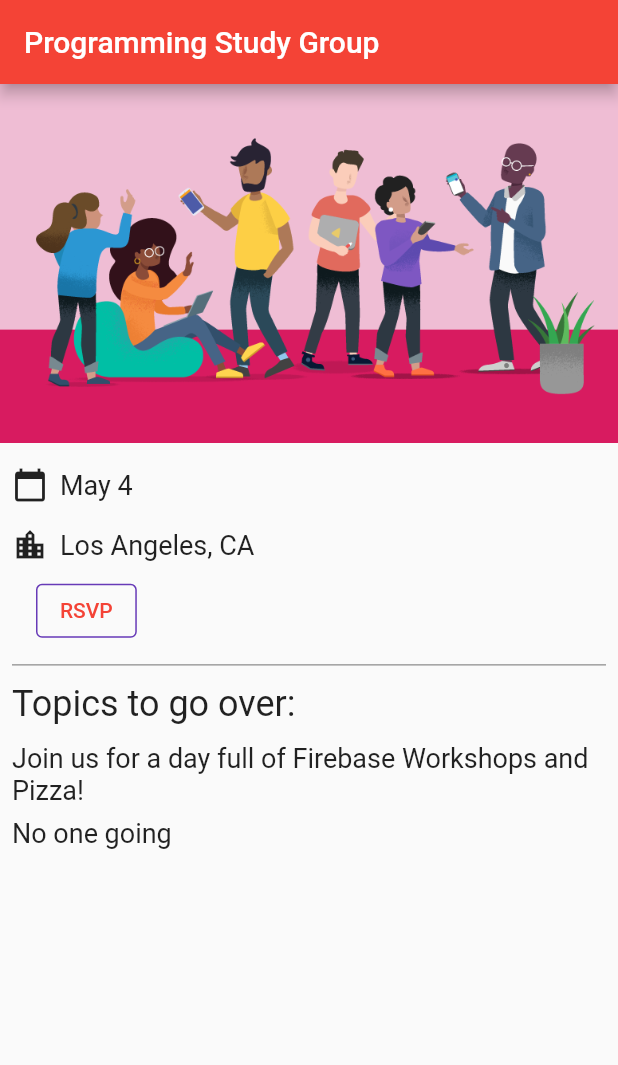
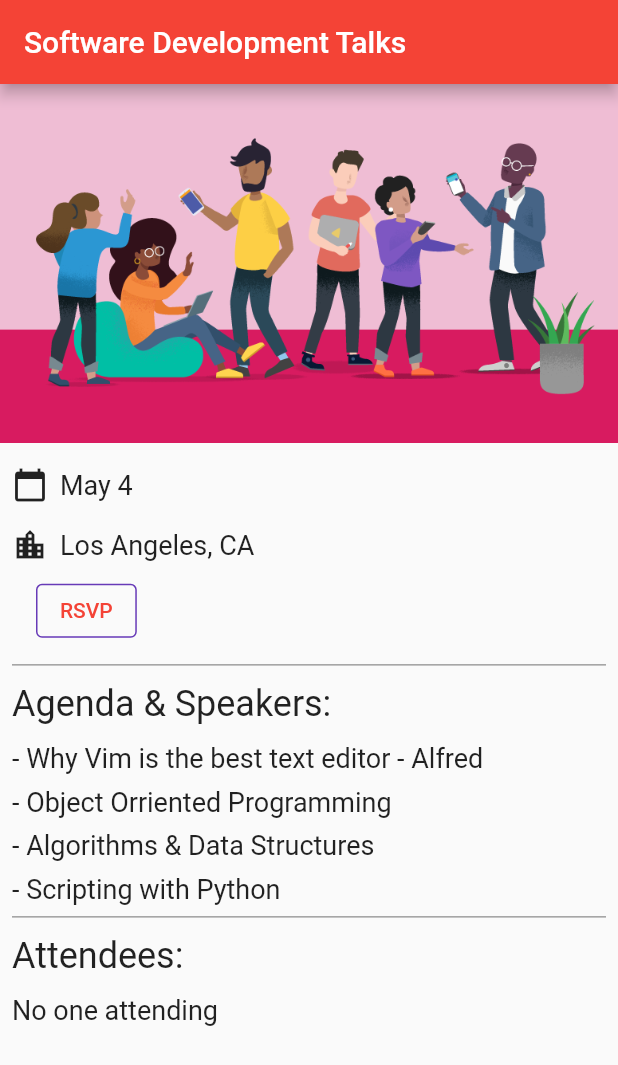
Before and after one commit to C-Dev66/RSVPGuestbookChatApp, a Flutter app: the screen it shows after launch, on a phone screen of 412 x 824 dp. Shown: the top 1065 px of the screen. Run offline on Flutter 3.47's test engine with Material 2 defaults, Android fonts, the phone set to English and light mode, and no system bars; our stand-ins replace cloud_firestore, firebase_auth, firebase_core, google_fonts; missing offline and left inert: cloud_firestore_web, firebase_auth_web, firebase_core_web; accounts and stored records are empty.

Commit message:
main.dart agenda & attendees configured visually

```diff
--- a/lib/main.dart
+++ b/lib/main.dart
@@ -24,7 +24,7 @@ class App extends StatelessWidget {
   @override
   Widget build(BuildContext context) {
     return MaterialApp(
-      title: 'Programming Study Group',
+      title: 'Sofware Development Talks',
       theme: ThemeData(
         buttonTheme: Theme.of(context).buttonTheme.copyWith(
               highlightColor: Color.fromARGB(255, 199, 212, 19),
@@ -47,7 +47,7 @@ class HomePage extends StatelessWidget {
   Widget build(BuildContext context) {
     return Scaffold(
       appBar: AppBar(
-        title: const Text('Programming Study Group'),
+        title: const Text('Software Development Talks'),
       ),
       body: ListView(
         children: <Widget>[
@@ -74,20 +74,29 @@ class HomePage extends StatelessWidget {
             endIndent: 8,
             color: Colors.grey,
           ),
-          const Header("Topics to go over:"),
-          const Paragraph(
-            'Join us for a day full of Firebase Workshops and Pizza!',
+          const Header("Agenda & Speakers:"),
+          const Paragraph('- Why Vim is the best text editor - Alfred '),
+          const Paragraph('- Object Orriented Programming'),
+          const Paragraph('- Algorithms & Data Structures'),
+          const Paragraph('- Scripting with Python'),
+          const Divider(
+            height: 8,
+            thickness: 1,
+            indent: 8,
+            endIndent: 8,
+            color: Colors.grey,
           ),
+          const Header("Attendees:"),
           Consumer<ApplicationState>(
             builder: (context, appState, _) => Column(
               crossAxisAlignment: CrossAxisAlignment.start,
               children: [
                 if (appState.attendees >= 2)
-                  Paragraph('${appState.attendees} people going')
+                  Paragraph('${appState.attendees} programmers attending')
                 else if (appState.attendees == 1)
-                  const Paragraph('1 person going')
+                  const Paragraph('1 programmer attending')
                 else
-                  const Paragraph('No one going'),
+                  const Paragraph('No one attending'),
                 if (appState.loginState == ApplicationLoginState.loggedIn) ...[
                   YesNoSelection(
                     state: appState.attending,
```
Also changed, not shown: 1 other file.
